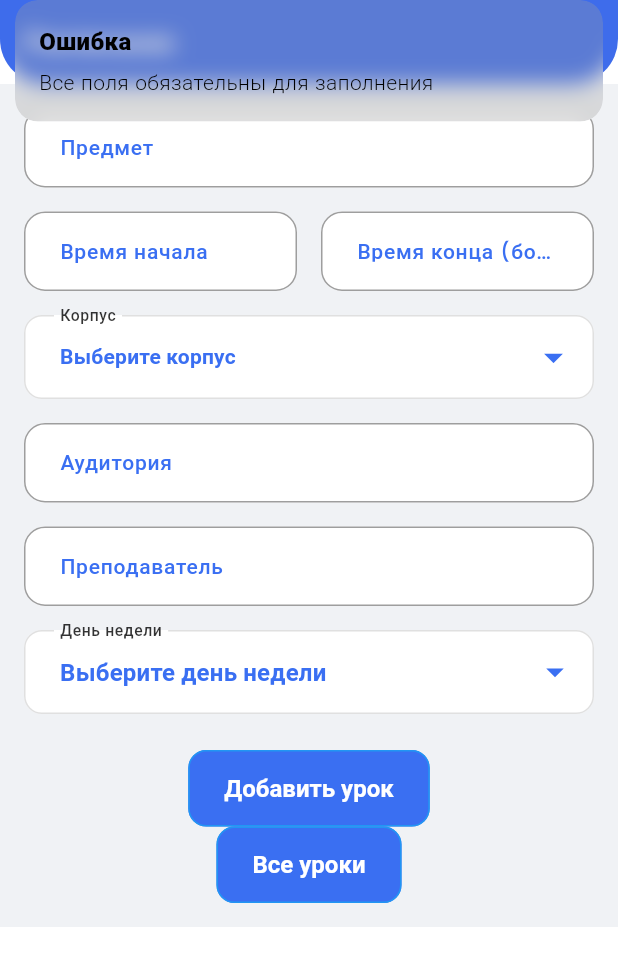
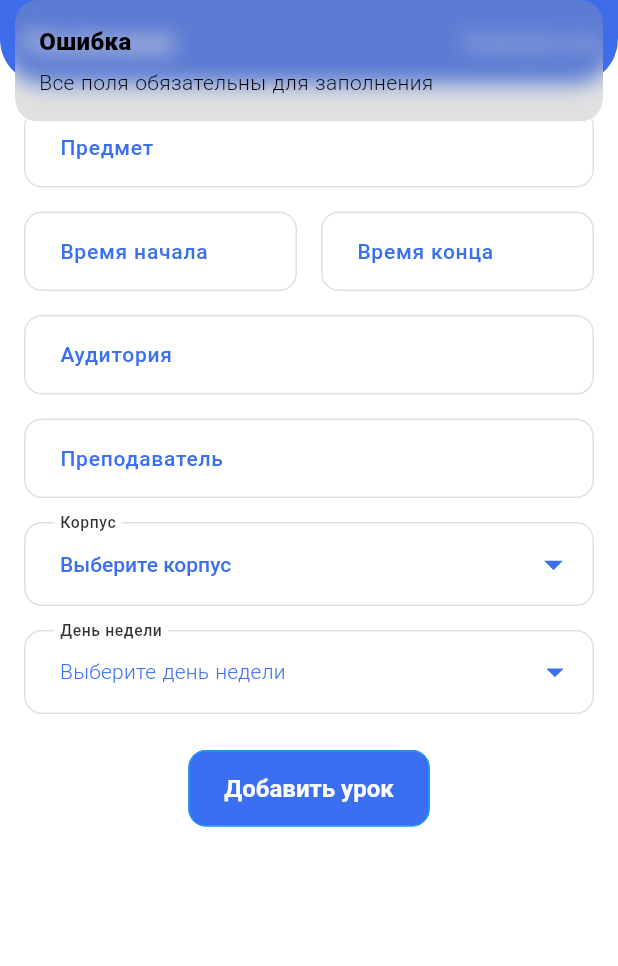
Before and after one commit to Nurislamaiu/aiu_project, a Flutter app: the ScheduleScreen screen opened directly, after a tap on "Добавить урок", on a phone screen of 412 x 824 dp. Shown: the top 966 px of the screen. Run offline on Flutter 3.47's test engine with Material 3 defaults, Android fonts, the phone set to English and light mode, and no system bars; our stand-ins replace animate_do, cloud_firestore, crystal_navigation_bar, dropdown_button2, firebase_auth, firebase_core and 18 more; missing offline and left inert: ftoast, panara_dialogs; accounts and stored records are empty.

```diff
--- /dev/null
+++ b/devtools_options.yaml
@@ -0,0 +1,3 @@
+description: This file stores settings for Dart & Flutter DevTools.
+documentation: https://docs.flutter.dev/tools/devtools/extensions#configure-extension-enablement-states
+extensions:
--- a/lib/features/personalization/screens/schedule/home_schedule.dart
+++ b/lib/features/personalization/screens/schedule/home_schedule.dart
@@ -5,6 +5,7 @@
 import 'package:flutter/material.dart';
 import 'package:get/get.dart';
 
+import '../../../../utils/validators/validation.dart';
 import 'new.dart';
 
 class ScheduleScreen extends StatefulWidget {
@@ -70,6 +71,8 @@
       'teacher': _teacherController.text,
       'day': _selectedDay,
     };
+
+    lessonDone(context);
 
     try {
       await FirebaseFirestore.instance
@@ -191,9 +194,18 @@
         labelStyle: TextStyle(color: Color(0xFF3A6FF2)),
         filled: true,
         fillColor: Colors.white,
+
         border: OutlineInputBorder(
           borderRadius: BorderRadius.circular(12),
           borderSide: BorderSide.none,
+        ),
+        enabledBorder: OutlineInputBorder(
+          borderRadius: BorderRadius.circular(12),
+          borderSide: BorderSide(color: Color(0xFFE0E0E0), width: 1),
+        ),
+        focusedBorder: OutlineInputBorder(
+          borderRadius: BorderRadius.circular(12),
+          borderSide: BorderSide(color: Color(0xFF3A6FF2), width: 2),
         ),
         contentPadding: EdgeInsets.symmetric(vertical: 16.0, horizontal: 20.0),
       ),
@@ -208,6 +220,9 @@
           "Расписание",
           style: TextStyle(color: Colors.white, fontWeight: FontWeight.w600),
         ),
+        actions: [
+          TextButton(onPressed: _viewAllLessons, child: Text("Посмотреть все", style: TextStyle(color: Colors.white),))
+        ],
         backgroundColor: Color(0xFF3A6FF2),
         elevation: 4,
         shape: RoundedRectangleBorder(
@@ -218,7 +233,6 @@
         ),
       ),
       body: Container(
-        color: Color(0xFFF0F2F5),
         child: Padding(
           padding: const EdgeInsets.all(16.0),
           child: SingleChildScrollView(
@@ -249,13 +263,23 @@
                         child: AbsorbPointer(
                           child: _buildTextField(
                               controller: _endTimeController,
-                              labelText: "Время конца (больше начала)",
+                              labelText: "Время конца",
                               type: TextInputType.text),
                         ),
                       ),
                     ),
                   ],
                 ),
+                SizedBox(height: 16),
+                _buildTextField(
+                    controller: _roomController,
+                    labelText: "Аудитория",
+                    type: TextInputType.number),
+                SizedBox(height: 16),
+                _buildTextField(
+                    controller: _teacherController,
+                    labelText: "Преподаватель",
+                    type: TextInputType.text),
                 SizedBox(height: 16),
                 DropdownButtonFormField<String>(
                   value: _selectedBuilding,
@@ -264,7 +288,6 @@
                     style: TextStyle(
                       color: Color(0xFF3A6FF2),
                       fontSize: 14,
-                      fontWeight: FontWeight.w600,
                     ),
                   ),
                   items: [
@@ -278,8 +301,7 @@
                       building,
                       style: TextStyle(
                         color: _selectedBuilding == building ? Colors.black : Colors.white,
-                        fontSize: 16,
-                        fontWeight: FontWeight.w500,
+                        fontSize: 14,
                       ),
                     ),
                   )).toList(),
@@ -313,17 +335,9 @@
                       _selectedBuilding = value;
                     });
                   },
+                  isExpanded: true,
+                  style: TextStyle(fontSize: 16, fontWeight: FontWeight.w500),
                 ),
-                SizedBox(height: 16),
-                _buildTextField(
-                    controller: _roomController,
-                    labelText: "Аудитория",
-                    type: TextInputType.number),
-                SizedBox(height: 16),
-                _buildTextField(
-                    controller: _teacherController,
-                    labelText: "Преподаватель",
-                    type: TextInputType.text),
                 SizedBox(height: 16),
                 DropdownButtonFormField<String>(
                   value: _selectedDay,
@@ -331,8 +345,7 @@
                     "Выберите день недели",
                     style: TextStyle(
                       color: Color(0xFF3A6FF2),
-                      fontSize: 16,
-                      fontWeight: FontWeight.w600,
+                      fontSize: 14,
                     ),
                   ),
                   items: ["Пн", "Вт", "Ср", "Чт", "Пт", "Сб"]
@@ -352,8 +365,7 @@
                     labelText: "День недели",
                     labelStyle: TextStyle(
                       color: Color(0xFF3A6FF2),
-                      fontSize: 18,
-                      fontWeight: FontWeight.w600,
+                      fontSize: 14,
                     ),
                     filled: true,
                     fillColor: Colors.white,
@@ -392,18 +404,6 @@
                     ),
                   ),
                 ),
-                ElevatedButton(
-                  onPressed: _viewAllLessons,
-                  child: Text("Все уроки"),
-                  style: ElevatedButton.styleFrom(
-                    backgroundColor: Color(0xFF3A6FF2),
-                    padding:
-                    EdgeInsets.symmetric(vertical: 16.0, horizontal: 24.0),
-                    shape: RoundedRectangleBorder(
-                      borderRadius: BorderRadius.circular(12),
-                    ),
-                  ),
-                ),
               ],
             ),
           ),
```
Also changed, not shown: lib/features/personalization/screens/schedule/new.dart (+46 -7 lines), lib/utils/validators/validation.dart (+12 -0 lines), lib/features/personalization/models/task_model.g.dart (added).
